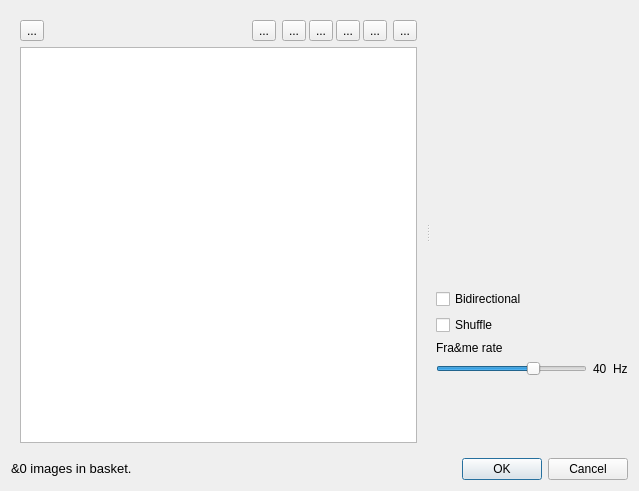
Above: src/BasketSelectionDialog.ui from markus-wa/glmixer-mirror before the change. Below: the same form after it.
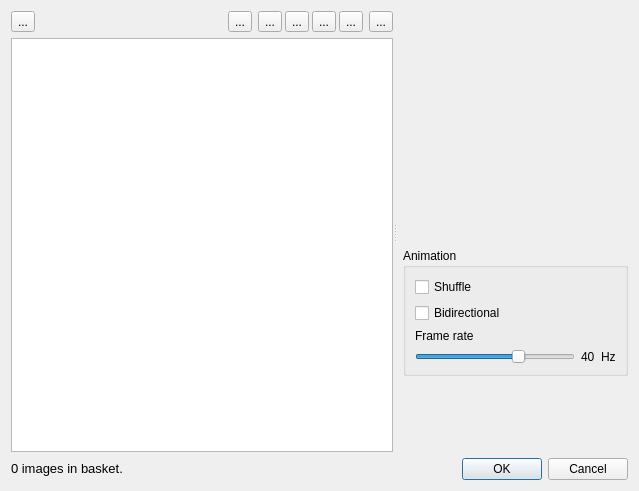
That is the form after the change. Icons and pictures are not drawn. Custom widgets are drawn as their Qt base class.

Commit message: Uniform GUI for new sources.

```diff
--- a/src/BasketSelectionDialog.ui
+++ b/src/BasketSelectionDialog.ui
@@ -40,6 +40,18 @@
        <enum>QFrame::Raised</enum>
       </property>
       <layout class="QVBoxLayout" name="leftLayout">
+       <property name="leftMargin">
+        <number>0</number>
+       </property>
+       <property name="topMargin">
+        <number>0</number>
+       </property>
+       <property name="rightMargin">
+        <number>0</number>
+       </property>
+       <property name="bottomMargin">
+        <number>0</number>
+       </property>
        <item>
         <layout class="QHBoxLayout" name="horizontalLayout">
          <item>
@@ -321,22 +333,11 @@
         </widget>
        </item>
        <item>
-        <widget class="QCheckBox" name="bidirectional">
-         <property name="text">
-          <string>Bidirectional</string>
+        <widget class="QGroupBox" name="groupBox">
+         <property name="title">
+          <string>Animation</string>
          </property>
-         <property name="icon">
-          <iconset resource="../icons.qrc">
-           <normaloff>:/glmixer/icons/media-bidirection.png</normaloff>:/glmixer/icons/media-bidirection.png</iconset>
-         </property>
-         <property name="iconSize">
-          <size>
-           <width>24</width>
-           <height>24</height>
-          </size>
-         </property>
-        </widget>
-       </item>
+         <layout class="QVBoxLayout" name="verticalLayout">
        <item>
         <widget class="QCheckBox" name="shuffle">
          <property name="text">
@@ -354,10 +355,27 @@
          </property>
         </widget>
        </item>
+          <item>
+           <widget class="QCheckBox" name="bidirectional">
+            <property name="text">
+             <string>Bidirectional</string>
+            </property>
+            <property name="icon">
+             <iconset resource="../icons.qrc">
+              <normaloff>:/glmixer/icons/media-bidirection.png</normaloff>:/glmixer/icons/media-bidirection.png</iconset>
+            </property>
+            <property name="iconSize">
+             <size>
+              <width>24</width>
+              <height>24</height>
+             </size>
+            </property>
+           </widget>
+          </item>
        <item>
         <widget class="QLabel" name="label">
          <property name="text">
-          <string>Fra&amp;me rate</string>
+             <string>Frame rate</string>
          </property>
         </widget>
        </item>
@@ -404,6 +422,9 @@
          </item>
         </layout>
        </item>
+         </layout>
+        </widget>
+       </item>
        <item>
         <widget class="SizeSelectionWidget" name="sizeselection" native="true">
          <property name="sizePolicy">
@@ -448,7 +469,7 @@
         <string notr="true">font:  10pt ;</string>
        </property>
        <property name="text">
-        <string>&amp;0 images in basket.</string>
+        <string>0 images in basket.</string>
        </property>
        <property name="alignment">
         <set>Qt::AlignLeading|Qt::AlignLeft|Qt::AlignVCenter</set>
```
Lines whose indentation alone changed are shown as unchanged. The commit also changes 5 other files.
